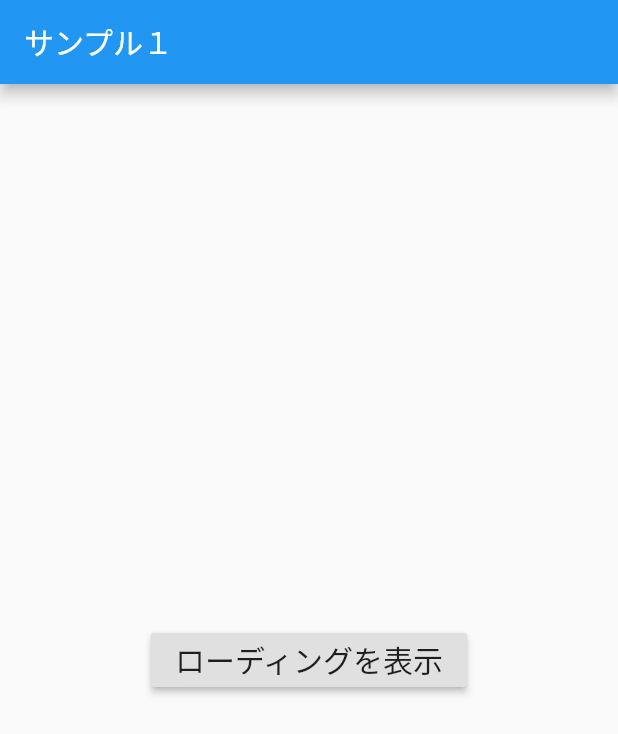
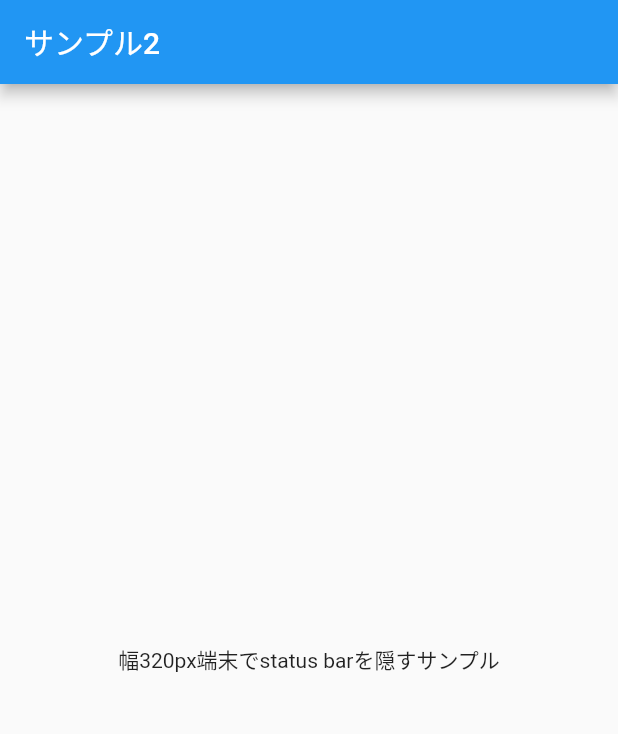
Before and after one commit to quqjp/flutter-test, a Flutter app: the screen it shows after launch, on a phone screen of 412 x 824 dp. Shown: the top 734 px of the screen. Run offline on Flutter 3.47's test engine with Material 2 defaults, Android fonts, the phone set to English and light mode, and no system bars.

Commit message:
幅320px端末でstatus barを隠すサンプルを追加

```diff
--- a/lib/main.dart
+++ b/lib/main.dart
@@ -1,17 +1,24 @@
 import 'package:flutter/material.dart';
 
 import 'sample1/sample1_page.dart';
+import 'sample1/sample2_page.dart';
 
 Future<void> main() async {
   runApp(MaterialApp(
     title: '',
-    initialRoute: '/sample1',
+    initialRoute: '/sample2',
     routes: {
       //
       //
       //
       '/sample1': (context) => Sample1Page(
-            title: 'サンプル１',
+            title: 'サンプル1',
+          ),
+      //
+      //
+      //
+      '/sample2': (context) => Sample2Page(
+            title: 'サンプル2',
           ),
     },
   ));
--- /dev/null
+++ b/lib/sample1/sample2_page.dart
@@ -0,0 +1,56 @@
+//dart package
+import 'package:flutter/material.dart';
+import 'package:flutter/services.dart';
+
+//third party package
+
+//my package
+
+//same package
+
+//
+// 幅320px端末でstatus barを隠すサンプル
+//
+class Sample2Page extends StatefulWidget {
+  Sample2Page({Key key, this.title}) : super(key: key);
+
+  // タイトル
+  final String title;
+
+  @override
+  _State createState() => _State();
+}
+
+class _State extends State<Sample2Page> {
+  @override
+  void initState() {
+    super.initState();
+  }
+
+  @override
+  void didChangeDependencies() {
+    super.didChangeDependencies();
+
+    //幅320px端末で status barを隠す
+    if (MediaQuery.of(context).size.width == 320) {
+      SystemChrome.setEnabledSystemUIOverlays([]);
+    }
+  }
+
+  ///
+  ///
+  ///
+  @override
+  Widget build(BuildContext context) {
+    return Scaffold(
+      appBar: AppBar(
+        title: Text(widget.title),
+      ),
+      //
+      body: Container(
+        alignment: Alignment.center,
+        child: Text('幅320px端末でstatus barを隠すサンプル'),
+      ),
+    );
+  }
+}
```
